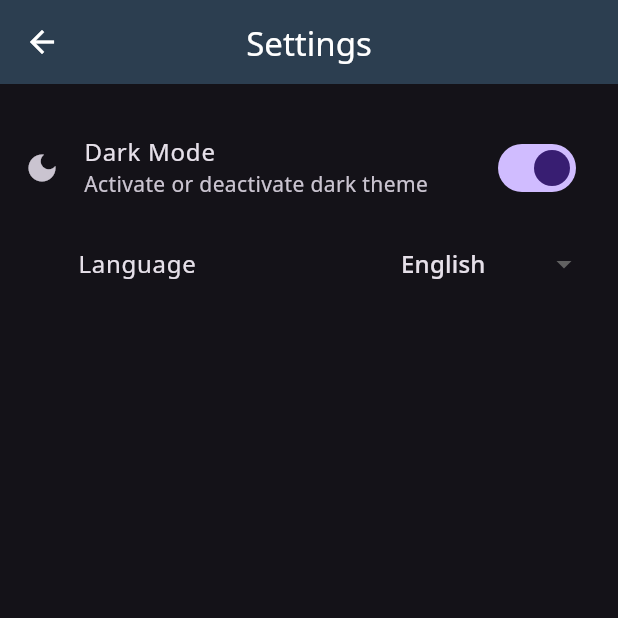
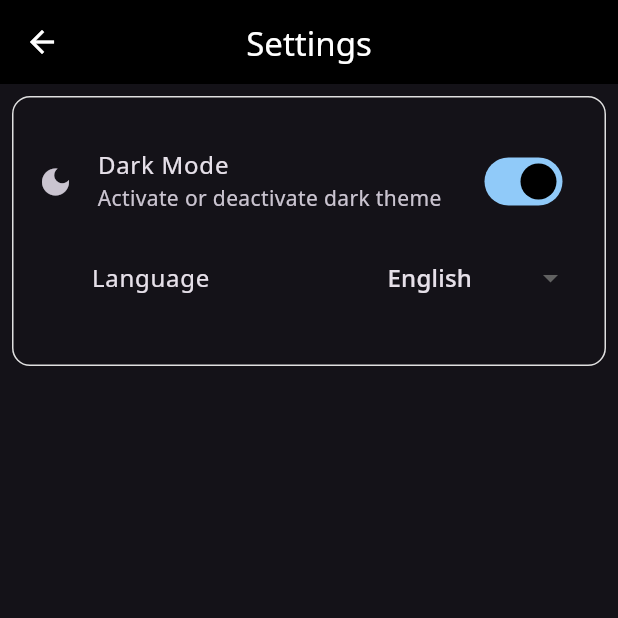
Before and after one commit to Siiki-89/my_travels, a Flutter app: the SettingsPage screen opened by its route, after a tap on "Dark Mode", on a phone screen of 412 x 824 dp, the top half of it. Run offline on Flutter 3.47's test engine with Material 3 defaults, Android fonts, the phone set to English and light mode, and no system bars; drawn by our look-alikes of dropdown_button2; our stand-ins replace carousel_slider, flutter_dotenv, geolocator, google_fonts, google_maps_flutter, image_cropper and 4 more; missing offline and left inert: flutter_polyline_points; accounts and stored records are empty.

Commit message:
fix theme color/ incomplete

```diff
--- a/my_travels/lib/main.dart
+++ b/my_travels/lib/main.dart
@@ -60,6 +60,8 @@ class MyApp extends StatelessWidget {
           theme: ThemeData(
             fontFamily: GoogleFonts.notoSans().fontFamily,
             brightness: Brightness.light,
+            primaryColor: Colors.blue,
+            textTheme: const TextTheme().apply(bodyColor: Colors.black),
             primarySwatch: Colors.blue,
             appBarTheme: const AppBarTheme(
               foregroundColor: Colors.black,
@@ -75,11 +77,18 @@ class MyApp extends StatelessWidget {
           ),
           darkTheme: ThemeData(
             fontFamily: GoogleFonts.notoSans().fontFamily,
+            textTheme: const TextTheme().apply(bodyColor: Colors.white),
             brightness: Brightness.dark,
             primarySwatch: Colors.indigo,
+            primaryColor: Colors.blue,
             appBarTheme: const AppBarTheme(
-              backgroundColor: Color(0xFF2C3E50),
+              backgroundColor: Colors.black,
               foregroundColor: Colors.white,
+            ),
+            textSelectionTheme: TextSelectionThemeData(
+              cursorColor: Colors.blue,
+              selectionColor: Colors.blue,
+              selectionHandleColor: Colors.blue,
             ),
             floatingActionButtonTheme: const FloatingActionButtonThemeData(
               backgroundColor: Color(0xFF34495E),
@@ -106,8 +115,7 @@ class MyApp extends StatelessWidget {
             '/addTravel': (_) => const CreateTravelPage(),
             '/mappage': (_) => const MapPage(),
             '/infoTravel': (_) => const InfoTravelPage(),
-        '/newcomment': (_) => const NewCommentPage(),
-
+            '/newcomment': (_) => const NewCommentPage(),
           },
         );
       },
--- a/my_travels/lib/presentation/pages/home_page.dart
+++ b/my_travels/lib/presentation/pages/home_page.dart
@@ -36,8 +36,8 @@ class HomePage extends StatelessWidget {
                     floating: true,
                     snap: true,
                     centerTitle: true,
-                    backgroundColor: Colors.transparent, // deixa transparente
-                    elevation: 0, // remove a sombra do appbar
+                    backgroundColor: Colors.transparent,
+                    elevation: 0,
                     title: Text(loc.appName),
                     bottom: PreferredSize(
                       preferredSize: const Size.fromHeight(60),
--- a/my_travels/lib/presentation/pages/settings_page.dart
+++ b/my_travels/lib/presentation/pages/settings_page.dart
@@ -16,12 +16,26 @@ class SettingsPage extends StatelessWidget {
 
     return Scaffold(
       appBar: AppBar(title: Text(appLocalizations.settings), centerTitle: true),
-      body: Column(
+      body: Padding(
+        padding: const EdgeInsets.all(8.0),
+        child: Container(
+          decoration: BoxDecoration(
+            border: Border.all(color: Colors.grey.shade300),
+            borderRadius: BorderRadius.circular(12),
+            color: Theme.of(context).cardColor,
+          ),
+
+          width: double.infinity,
+          height: 180,
+          child: Column(
             children: [
               SizedBox(height: 20),
               SwitchListTile(
                 title: Text(appLocalizations.darkModeTitle),
                 subtitle: Text(appLocalizations.darkModeSubtitle),
+                hoverColor: Colors.white,
+                thumbColor: WidgetStateProperty.all(Colors.black),
+                trackColor: WidgetStateProperty.all(Colors.blue.shade200),
                 value: themeProvider.themeMode == ThemeMode.dark,
                 onChanged: (bool value) {
                   themeProvider.toggleTheme();
@@ -44,7 +58,9 @@ class SettingsPage extends StatelessWidget {
                           localeProvider.setLocale(newLocale);
                         }
                       },
-                  items: AppLocalizations.supportedLocales.map((Locale locale) {
+                      items: AppLocalizations.supportedLocales.map((
+                        Locale locale,
+                      ) {
                         String languageName;
                         switch (locale.languageCode) {
                           case 'en':
@@ -70,6 +86,8 @@ class SettingsPage extends StatelessWidget {
               ),
             ],
           ),
+        ),
+      ),
     );
   }
 }
--- a/my_travels/lib/presentation/pages/travelers_page.dart
+++ b/my_travels/lib/presentation/pages/travelers_page.dart
@@ -18,7 +18,9 @@ class TravelersPage extends StatelessWidget {
     final appLocalizations = AppLocalizations.of(context)!;
 
     return Scaffold(
-      appBar: AppBar(title: Text(appLocalizations.users), centerTitle: true),
+      appBar: travelerProvider.travelers.isEmpty
+          ? null
+          : AppBar(title: Text(appLocalizations.users), centerTitle: true),
       body: SafeArea(
         child: travelerProvider.isLoading
             ? const Center(child: CircularProgressIndicator())
--- a/my_travels/lib/presentation/widgets/build_empty_state.dart
+++ b/my_travels/lib/presentation/widgets/build_empty_state.dart
@@ -10,6 +10,7 @@ Widget buildEmptyState(
   String text,
 ) {
   return Center(
+    child: SingleChildScrollView(
       child: Padding(
         padding: const EdgeInsets.all(24.0),
         child: Column(
@@ -37,5 +38,6 @@ Widget buildEmptyState(
           ],
         ),
       ),
+    ),
   );
 }
```
Also changed, not shown: my_travels/lib/presentation/pages/create_travel_page.dart (+12 -12 lines), my_travels/lib/presentation/styles/app_button_styles.dart (+8 -0 lines), my_travels/lib/presentation/widgets/traveler_create_dialog.dart (+4 -3 lines), 1 other file. Lines whose indentation alone changed are shown as unchanged.
